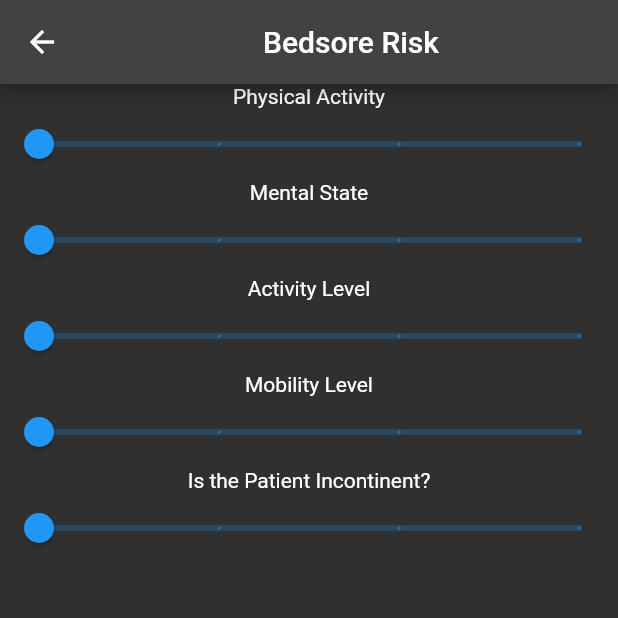
After one commit to jacksonmed-dev/jacksonmed-fontend, a Flutter app: the NortonScale screen opened directly, on a phone screen of 412 x 824 dp, the top half of it. The commit adds this screen. Run offline on Flutter 3.47's test engine with Material 2 defaults, Android fonts, the light colour scheme and no system bars.

Commit message:
building bedsore form

```diff
--- /dev/null
+++ b/lib/bedsore_form.dart
@@ -0,0 +1,127 @@
+import 'package:flutter/material.dart';
+
+class NortonScale extends StatefulWidget {
+  const NortonScale({super.key});
+
+  @override
+  State<NortonScale> createState() => _NortonScaleState();
+}
+
+class _NortonScaleState extends State<NortonScale> {
+  double _currentPhysical = 1;
+  double _currentMental = 1;
+  double _currentActivity = 1;
+  double _currentMobility = 1;
+  double _currentIncontinent = 1;
+
+  final List<String> physical = ['Good', 'Fair', 'Bad', 'Very Bad'];
+  final List<String> mental = ['Alert', 'Unaware', 'Confused', 'Incoherent'];
+  final List<String> activity = [
+    'Active',
+    'Inactive',
+    'Very Inactive',
+    'Bedridden'
+  ];
+  final List<String> mobility = [
+    'Not Limited',
+    'Slightly Limited',
+    'Very Limited',
+    'Immobile'
+  ];
+  final List<String> incontinent = ['Never', 'Sometimes', 'Often', 'Always'];
+
+  @override
+  Widget build(BuildContext context) {
+    return Scaffold(
+        appBar: AppBar(title: const Center(child: Text('Bedsore Risk'))),
+        body: Column(
+          children: [
+            Column(
+              children: [
+                const Text('Physical Activity'),
+                Slider(
+                  value: _currentPhysical,
+                  min: 1,
+                  max: 4,
+                  divisions: 3,
+                  label: physical[_currentPhysical.round() - 1],
+                  onChanged: (double value) {
+                    setState(() {
+                      _currentPhysical = value;
+                    });
+                  },
+                ),
+              ],
+            ),
+            Column(
+              children: [
+                const Text('Mental State'),
+                Slider(
+                  value: _currentMental,
+                  min: 1,
+                  max: 4,
+                  divisions: 3,
+                  label: mental[_currentMental.round() - 1],
+                  onChanged: (double value) {
+                    setState(() {
+                      _currentMental = value;
+                    });
+                  },
+                ),
+              ],
+            ),
+            Column(
+              children: [
+                const Text('Activity Level'),
+                Slider(
+                  value: _currentActivity,
+                  min: 1,
+                  max: 4,
+                  divisions: 3,
+                  label: activity[_currentActivity.round() - 1],
+                  onChanged: (double value) {
+                    setState(() {
+                      _currentActivity = value;
+                    });
+                  },
+                ),
+              ],
+            ),
+            Column(
+              children: [
+                const Text('Mobility Level'),
+                Slider(
+                  value: _currentMobility,
+                  min: 1,
+                  max: 4,
+                  divisions: 3,
+                  label: mobility[_currentMobility.round() - 1],
+                  onChanged: (double value) {
+                    setState(() {
+                      _currentMobility = value;
+                    });
+                  },
+                ),
+              ],
+            ),
+            Column(
+              children: [
+                const Text('Is the Patient Incontinent?'),
+                Slider(
+                  value: _currentIncontinent,
+                  min: 1,
+                  max: 4,
+                  divisions: 3,
+                  label: incontinent[_currentIncontinent.round() - 1],
+                  onChanged: (double value) {
+                    setState(() {
+                      _currentIncontinent = value;
+                    });
+                  },
+                ),
+              ],
+            ),
+          ],
+        ));
+  }
+}
--- a/lib/patient_form.dart
+++ b/lib/patient_form.dart
@@ -3,6 +3,7 @@ import 'dart:convert';
 import 'package:flutter/material.dart';
 import 'package:intl/intl.dart';
 import 'package:http/http.dart' as http;
+import 'package:oracle_demo/bedsore_form.dart';
 
 import 'patient_view.dart';
 import 'patients.dart';
@@ -207,7 +208,7 @@ class _PatientFormState extends State<PatientForm> {
                         context,
                         MaterialPageRoute(
                           builder: (context) {
-                            return const PatientView();
+                            return const NortonScale();
                           },
                         ),
                       );
```
Also changed, not shown: 1 other file.
